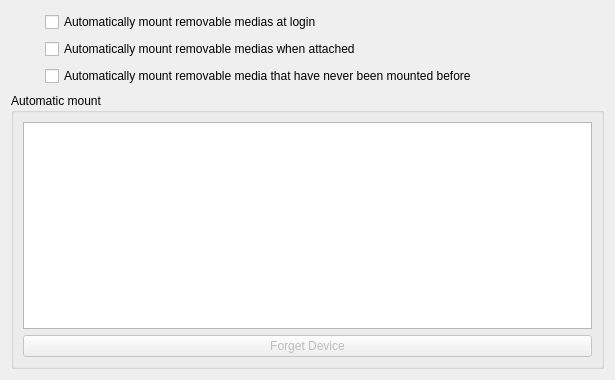
Qt form solid-device-automounter/kcm/DeviceAutomounterKCM.ui (Sonic-DE/sonic-desktop-interface) before a commit.
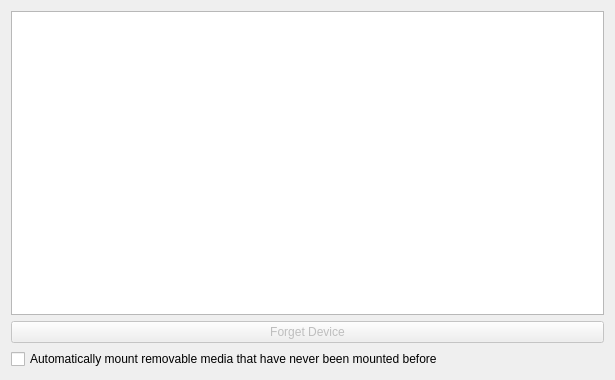
The same form after that commit.

Commit message:
kcm/automounter: Simplify UI
Give the device list view a more prominent place at the top,
removing the frames around it.

Two of the options are moved into the device list view since those
are tightly coupled: if you enable automounting for all devices
you no longer need to select each one individually.

Patch:
```diff
--- a/solid-device-automounter/kcm/DeviceAutomounterKCM.ui
+++ b/solid-device-automounter/kcm/DeviceAutomounterKCM.ui
@@ -10,77 +10,8 @@
     <height>380</height>
    </rect>
   </property>
-  <layout class="QGridLayout" name="gridLayout_2">
-   <item row="0" column="2">
     <layout class="QVBoxLayout" name="verticalLayout">
      <item>
-      <widget class="QCheckBox" name="kcfg_AutomountOnLogin">
-       <property name="whatsThis">
-        <string>If any removable storage devices are connected to your system when you login to your desktop, their contents will automatically be made available to your system for other programs to read.</string>
-       </property>
-       <property name="text">
-        <string>Automatically mount removable medias at login</string>
-       </property>
-      </widget>
-     </item>
-     <item>
-      <widget class="QCheckBox" name="kcfg_AutomountOnPlugin">
-       <property name="whatsThis">
-        <string>When this is checked, the contents of any storage device will automatically be made available to the system when it is plugged in or attached.</string>
-       </property>
-       <property name="text">
-        <string>Automatically mount removable medias when attached</string>
-       </property>
-      </widget>
-     </item>
-     <item>
-      <widget class="QCheckBox" name="kcfg_AutomountUnknownDevices">
-       <property name="whatsThis">
-        <string>When this is not checked, only remembered devices will be automatically mounted. A device is 'remembered' if it has ever been mounted before. For instance, plugging in a USB media player to charge is not sufficient to 'remember' it - if the files are not accessed, it will not be automatically mounted the next time it is seen. Once they have been accessed, however, the device's contents will be automatically made available to the system.</string>
-       </property>
-       <property name="text">
-        <string>Automatically mount removable media that have never been mounted before</string>
-       </property>
-      </widget>
-     </item>
-    </layout>
-   </item>
-   <item row="0" column="0">
-    <spacer name="horizontalSpacer">
-     <property name="orientation">
-      <enum>Qt::Horizontal</enum>
-     </property>
-     <property name="sizeType">
-      <enum>QSizePolicy::Fixed</enum>
-     </property>
-     <property name="sizeHint" stdset="0">
-      <size>
-       <width>22</width>
-       <height>76</height>
-      </size>
-     </property>
-    </spacer>
-   </item>
-   <item row="0" column="3">
-    <spacer name="horizontalSpacer_2">
-     <property name="orientation">
-      <enum>Qt::Horizontal</enum>
-     </property>
-     <property name="sizeHint" stdset="0">
-      <size>
-       <width>40</width>
-       <height>20</height>
-      </size>
-     </property>
-    </spacer>
-   </item>
-   <item row="1" column="0" colspan="4">
-    <widget class="QGroupBox" name="deviceGroupBox">
-     <property name="title">
-      <string>Automatic mount</string>
-     </property>
-     <layout class="QVBoxLayout" name="verticalLayout_2">
-      <item>
        <widget class="QTreeView" name="deviceView">
         <property name="whatsThis">
          <string>This list contains the storage devices known to the system. If &quot;Automount on Login&quot; is checked, the device will be automatically mounted even though &quot;Mount all removable media at login&quot; is unchecked. The same applies for &quot;Automount on Attach&quot;.
@@ -120,8 +51,6 @@
        </widget>
       </item>
       <item>
-       <layout class="QHBoxLayout" name="horizontalLayout">
-        <item>
          <widget class="QPushButton" name="forgetDevice">
           <property name="enabled">
            <bool>false</bool>
@@ -132,11 +61,19 @@
           <property name="text">
            <string>Forget Device</string>
           </property>
-         </widget>
-        </item>
-       </layout>
-      </item>
-     </layout>
+     <property name="enabled">
+      <bool>false</bool>
+     </property>
+    </widget>
+   </item>
+   <item>
+    <widget class="QCheckBox" name="kcfg_AutomountUnknownDevices">
+     <property name="whatsThis">
+      <string>When this is not checked, only remembered devices will be automatically mounted. A device is 'remembered' if it has ever been mounted before. For instance, plugging in a USB media player to charge is not sufficient to 'remember' it - if the files are not accessed, it will not be automatically mounted the next time it is seen. Once they have been accessed, however, the device's contents will be automatically made available to the system.</string>
+     </property>
+     <property name="text">
+      <string>Automatically mount removable media that have never been mounted before</string>
+     </property>
     </widget>
    </item>
   </layout>
```
Left out of the diff: 8 changed lines with no effect on the pictures. Lines whose indentation alone changed are shown as unchanged. The commit also changes 3 other files.
